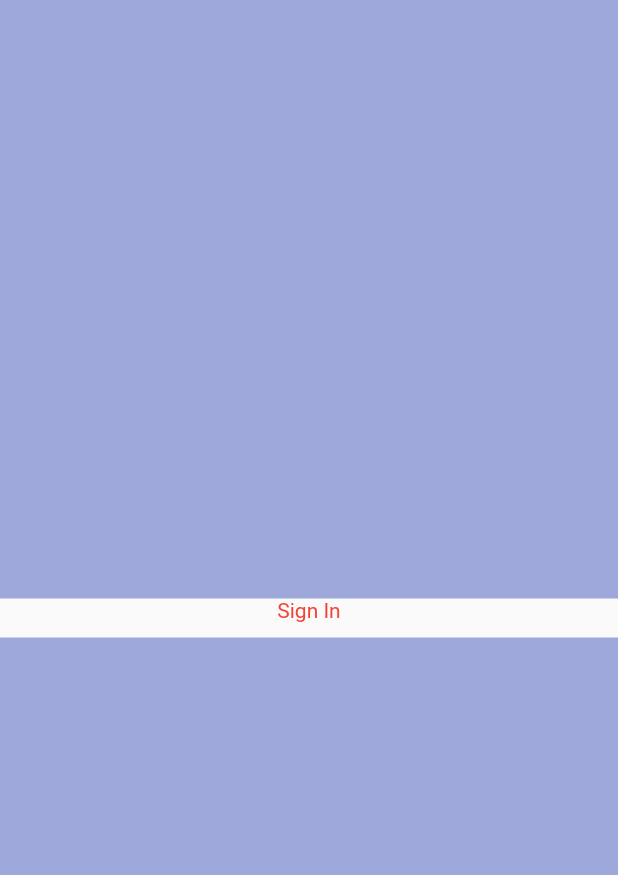
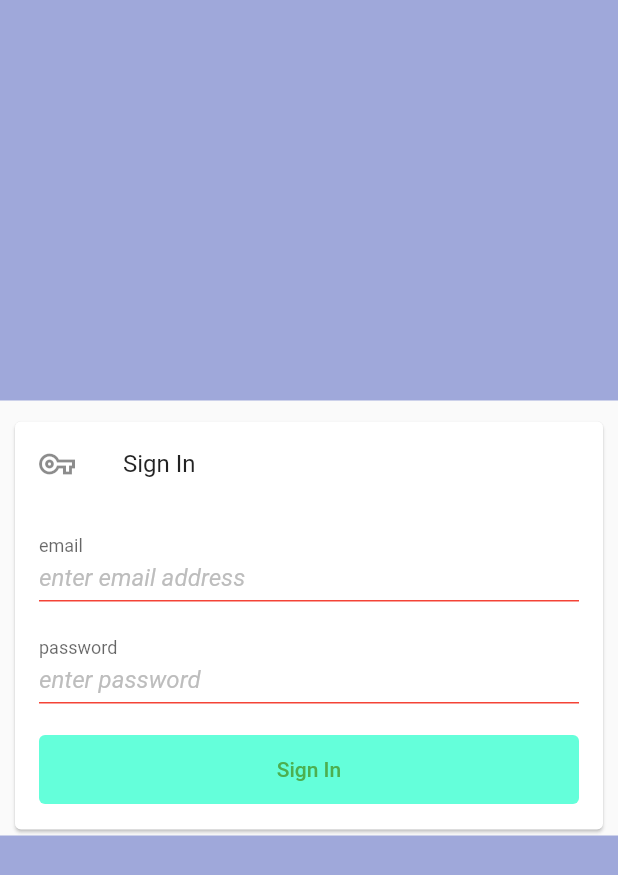
Before and after one commit to kcinnoy/diary_app, a Flutter app: the screen it shows after launch, after a tap on "Sign In", on a phone screen of 412 x 824 dp. Shown: the top 875 px of the screen. Run offline on Flutter 3.47's test engine with Material 2 defaults, Android fonts, the light colour scheme and no system bars; our stand-ins replace cloud_firestore, firebase_core, syncfusion_flutter_datepicker; accounts and stored records are empty.

Commit message:
added login form structure and dependecies

```diff
--- a/lib/screens/get_started_page.dart
+++ b/lib/screens/get_started_page.dart
@@ -74,7 +74,11 @@ class GettingStartedPage extends StatelessWidget {
                           Navigator.push(
                               context,
                               MaterialPageRoute(
-                                builder: (context) => LoginPage(),
+                                builder: (context) => LoginPage(
+                                  emailTextController: TextEditingController(),
+                                  passwordTextController:
+                                      TextEditingController(),
+                                ),
                               ));
                         },
                       ),
--- a/lib/screens/login_page.dart
+++ b/lib/screens/login_page.dart
@@ -1,8 +1,24 @@
+import 'dart:ui';
+
+import 'package:diary_app/widgets/input_decorator.dart';
+import 'package:diary_app/widgets/login_form.dart';
 import 'package:flutter/cupertino.dart';
 import 'package:flutter/material.dart';
 
 class LoginPage extends StatelessWidget {
-  const LoginPage({Key? key}) : super(key: key);
+  final TextEditingController _emailTextController = TextEditingController();
+  final TextEditingController _passwordTextController = TextEditingController();
+  final GlobalKey<FormState>? _globalKey = GlobalKey<FormState>();
+
+  // const LoginPage(
+  //     {Key? key,
+  //     GlobalKey<FormState>? formKey,
+  //     required TextEditingController passwordTextController,
+  //     required TextEditingController emailTextController})
+  //     : _emailTextController = emailTextController,
+  //       _passwordTextController = emailTextController,
+  //       _globalKey = formKey,
+  //       super(key: key);
 
   @override
   Widget build(BuildContext context) {
@@ -18,17 +34,20 @@ class LoginPage extends StatelessWidget {
                 color: Colors.indigo.shade200,
               ),
             ),
-            Text(
-              'Sign In',
-              style: TextStyle(
-                color: Colors.red,
-              ),
-            ),
             SizedBox(
               height: 10,
             ),
             Column(
-              children: [],
+              children: [
+                SizedBox(
+                  width: 400,
+                  //height: 300,
+                  child: LoginForm(
+                      formKey: _globalKey,
+                      emailTextController: _emailTextController,
+                      passwordTextController: _passwordTextController),
+                )
+              ],
             ),
             Expanded(
               flex: 2,
--- /dev/null
+++ b/lib/widgets/input_decorator.dart
@@ -0,0 +1,29 @@
+import 'package:flutter/material.dart';
+
+InputDecoration buildInputDecoration(String label, String hint) {
+  return InputDecoration(
+    contentPadding: EdgeInsetsDirectional.only(top: 5, bottom: 5),
+    fillColor: Colors.white,
+    focusedBorder: UnderlineInputBorder(
+      borderSide: BorderSide(
+        color: Colors.teal,
+      ),
+    ),
+    enabledBorder: UnderlineInputBorder(
+      borderSide: BorderSide(
+        color: Colors.red,
+      ),
+    ),
+    alignLabelWithHint: true,
+    floatingLabelBehavior: FloatingLabelBehavior.always,
+    labelText: label,
+    labelStyle: TextStyle(
+        //height: 0.5,
+        ),
+    hintText: hint,
+    hintStyle: TextStyle(
+      color: Colors.grey.shade400,
+      fontStyle: FontStyle.italic,
+    ),
+  );
+}
--- /dev/null
+++ b/lib/widgets/login_form.dart
@@ -0,0 +1,85 @@
+import 'package:flutter/material.dart';
+
+import 'input_decorator.dart';
+
+class LoginForm extends StatelessWidget {
+  const LoginForm({
+    Key? key,
+    required TextEditingController emailTextController,
+    required TextEditingController passwordTextController,
+    GlobalKey<FormState>? formKey,
+  })  : _emailTextController = emailTextController,
+        _passwordTextController = passwordTextController,
+        _globalKey = formKey,
+        super(key: key);
+
+  final TextEditingController _emailTextController;
+  final TextEditingController _passwordTextController;
+  final GlobalKey<FormState>? _globalKey;
+
+  @override
+  Widget build(BuildContext context) {
+    return Card(
+      child: Column(
+        children: [
+          ListTile(
+            leading: Icon(Icons.vpn_key_outlined),
+            title: const Text('Sign In'),
+            //subtitle: Text(
+            //'Secondary Text',
+            //style:
+            //TextStyle(color: Colors.black.withOpacity(0.6)),
+            //),
+          ),
+          Padding(
+            padding: const EdgeInsets.all(16.0),
+            child: Form(
+              key: _globalKey,
+              child: Column(
+                mainAxisSize: MainAxisSize.min,
+                crossAxisAlignment: CrossAxisAlignment.stretch,
+                children: [
+                  TextFormField(
+                    validator: (value) {
+                      return value!.isEmpty ? 'Please enter email' : null;
+                    },
+                    controller: _emailTextController,
+                    decoration:
+                        buildInputDecoration('email', 'enter email address'),
+                  ),
+                  SizedBox(
+                    height: 20,
+                  ),
+                  TextFormField(
+                    validator: (value) {
+                      return value!.isEmpty ? 'Please enter password' : null;
+                    },
+                    obscureText: true,
+                    controller: _passwordTextController,
+                    decoration:
+                        buildInputDecoration('password', 'enter password'),
+                  ),
+                  SizedBox(
+                    height: 20,
+                  ),
+                  SizedBox(
+                    child: TextButton(
+                        style: TextButton.styleFrom(
+                            padding: EdgeInsetsDirectional.all(15),
+                            shape: RoundedRectangleBorder(
+                                borderRadius: BorderRadius.circular(4)),
+                            backgroundColor: Colors.tealAccent),
+                        onPressed: () {
+                          if (_globalKey!.currentState!.validate()) {}
+                        },
+                        child: Text('Sign In')),
+                  )
+                ],
+              ),
+            ),
+          ),
+        ],
+      ),
+    );
+  }
+}
```
